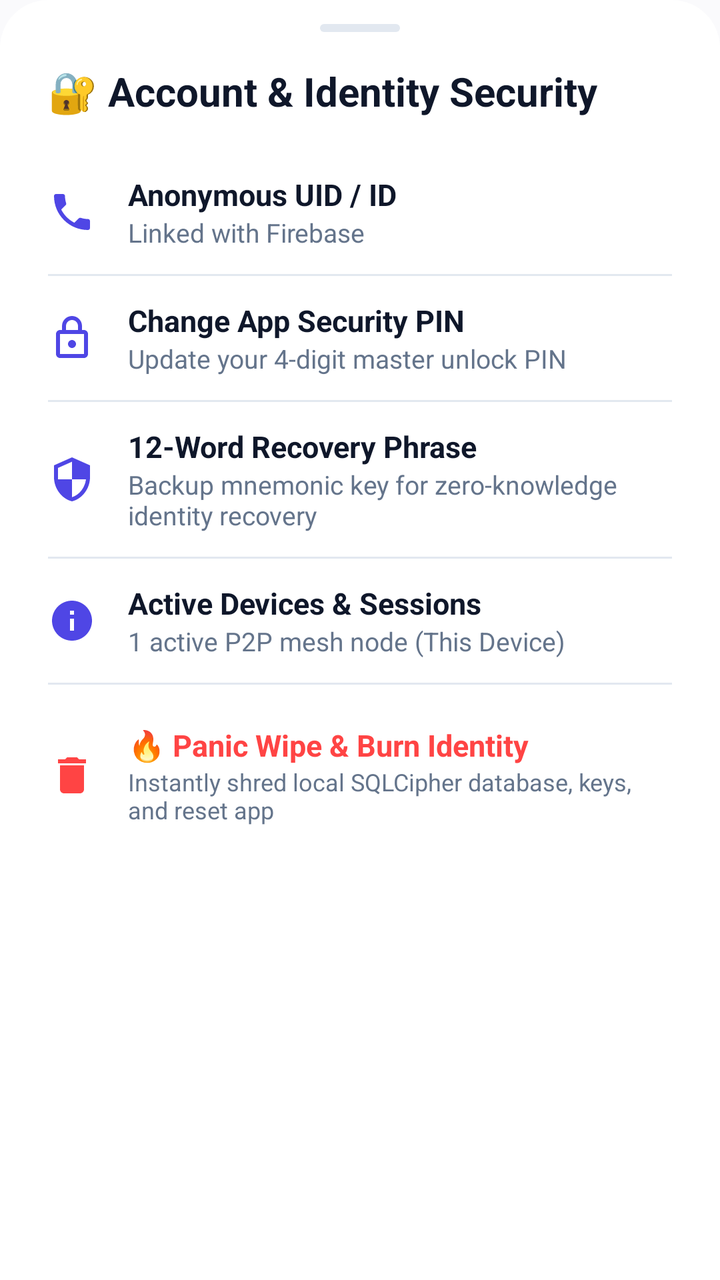
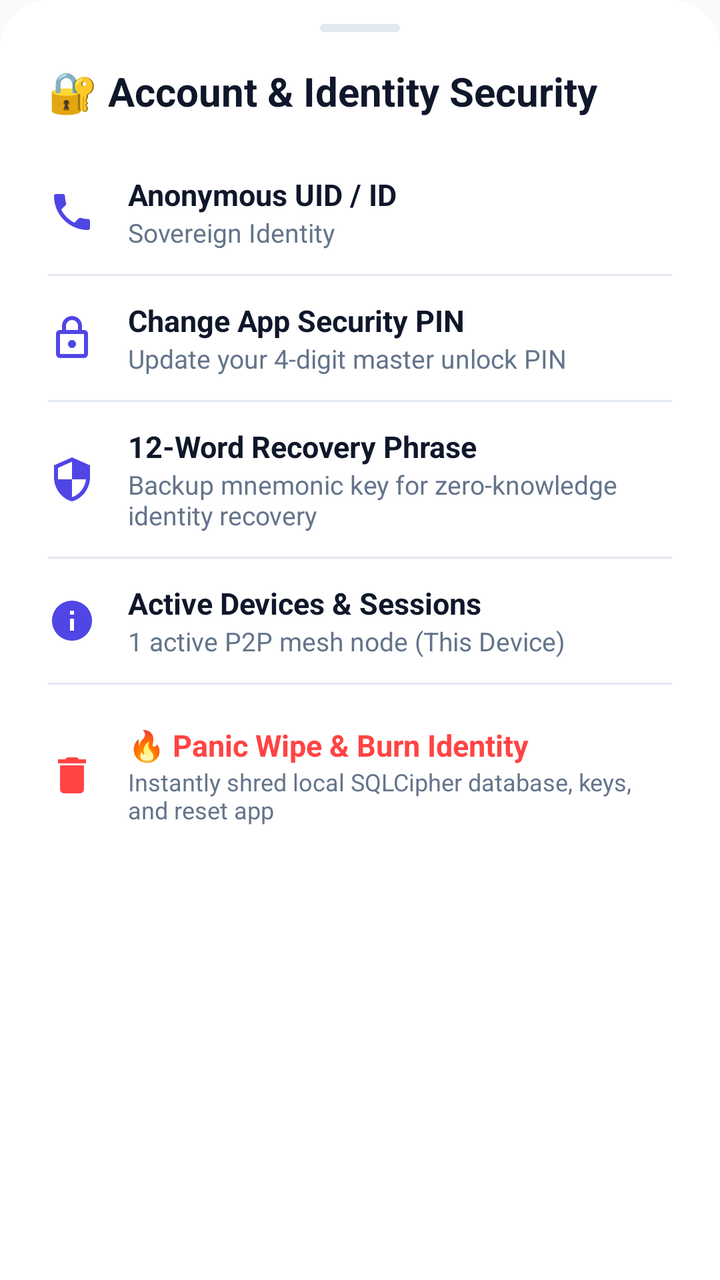

Before-and-after screenshots of an Android layout around one commit, followed by the original layout XML and the change that was made.
<!-- AndroidManifest.xml: application theme Theme.VEIL -->
<!-- res/layout/dialog_account_settings.xml -->
<?xml version="1.0" encoding="utf-8"?>
<LinearLayout xmlns:android="http://schemas.android.com/apk/res/android"
    xmlns:app="http://schemas.android.com/apk/res-auto"
    android:layout_width="match_parent"
    android:layout_height="wrap_content"
    android:background="@drawable/bg_bottom_sheet_modern"
    android:orientation="vertical"
    android:paddingStart="24dp"
    android:paddingTop="12dp"
    android:paddingEnd="24dp"
    android:paddingBottom="32dp">

    
    <View
        android:layout_width="40dp"
        android:layout_height="4dp"
        android:layout_gravity="center_horizontal"
        android:layout_marginBottom="16dp"
        android:background="@drawable/bg_attach_item"
        android:backgroundTint="@color/colorOutline" />

    <TextView
        android:layout_width="wrap_content"
        android:layout_height="wrap_content"
        android:text="🔐 Account &amp; Identity Security"
        android:textColor="@color/colorTextPrimary"
        android:textSize="20sp"
        android:textStyle="bold" />

    
    <LinearLayout
        android:id="@+id/btnAccountPhone"
        android:layout_width="match_parent"
        android:layout_height="wrap_content"
        android:layout_marginTop="16dp"
        android:background="?attr/selectableItemBackground"
        android:clickable="true"
        android:focusable="true"
        android:gravity="center_vertical"
        android:orientation="horizontal"
        android:paddingTop="12dp"
        android:paddingBottom="12dp">

        <ImageView
            android:layout_width="24dp"
            android:layout_height="24dp"
            android:src="@drawable/ic_call"
            app:tint="@color/colorPrimary" />

        <LinearLayout
            android:layout_width="0dp"
            android:layout_height="wrap_content"
            android:layout_marginStart="16dp"
            android:layout_weight="1"
            android:orientation="vertical">

            <TextView
                android:layout_width="wrap_content"
                android:layout_height="wrap_content"
                android:text="Anonymous UID / ID"
                android:textColor="@color/colorTextPrimary"
                android:textSize="15sp"
                android:textStyle="bold" />

            <TextView
                android:id="@+id/tvAccountPhone"
                android:layout_width="wrap_content"
                android:layout_height="wrap_content"
                android:text="Linked with Firebase"
                android:textColor="@color/colorTextSecondary"
                android:textSize="13sp" />
        </LinearLayout>
    </LinearLayout>

    <View
        android:layout_width="match_parent"
        android:layout_height="1dp"
        android:background="@color/colorOutline" />

    
    <LinearLayout
        android:id="@+id/btnChangePin"
        android:layout_width="match_parent"
        android:layout_height="wrap_content"
        android:background="?attr/selectableItemBackground"
        android:clickable="true"
        android:focusable="true"
        android:gravity="center_vertical"
        android:orientation="horizontal"
        android:paddingTop="12dp"
        android:paddingBottom="12dp">

        <ImageView
            android:layout_width="24dp"
            android:layout_height="24dp"
            android:src="@drawable/ic_lock"
            app:tint="@color/colorPrimary" />

        <LinearLayout
            android:layout_width="0dp"
            android:layout_height="wrap_content"
            android:layout_marginStart="16dp"
            android:layout_weight="1"
            android:orientation="vertical">

            <TextView
                android:layout_width="wrap_content"
                android:layout_height="wrap_content"
                android:text="Change App Security PIN"
                android:textColor="@color/colorTextPrimary"
                android:textSize="15sp"
                android:textStyle="bold" />

            <TextView
                android:layout_width="wrap_content"
                android:layout_height="wrap_content"
                android:text="Update your 4-digit master unlock PIN"
                android:textColor="@color/colorTextSecondary"
                android:textSize="13sp" />
        </LinearLayout>
    </LinearLayout>

    <View
        android:layout_width="match_parent"
        android:layout_height="1dp"
        android:background="@color/colorOutline" />

    
    <LinearLayout
        android:id="@+id/btnViewRecoveryPhrase"
        android:layout_width="match_parent"
        android:layout_height="wrap_content"
        android:background="?attr/selectableItemBackground"
        android:clickable="true"
        android:focusable="true"
        android:gravity="center_vertical"
        android:orientation="horizontal"
        android:paddingTop="12dp"
        android:paddingBottom="12dp">

        <ImageView
            android:layout_width="24dp"
            android:layout_height="24dp"
            android:src="@drawable/ic_veil_shield"
            app:tint="@color/colorPrimary" />

        <LinearLayout
            android:layout_width="0dp"
            android:layout_height="wrap_content"
            android:layout_marginStart="16dp"
            android:layout_weight="1"
            android:orientation="vertical">

            <TextView
                android:layout_width="wrap_content"
                android:layout_height="wrap_content"
                android:text="12-Word Recovery Phrase"
                android:textColor="@color/colorTextPrimary"
                android:textSize="15sp"
                android:textStyle="bold" />

            <TextView
                android:layout_width="wrap_content"
                android:layout_height="wrap_content"
                android:text="Backup mnemonic key for zero-knowledge identity recovery"
                android:textColor="@color/colorTextSecondary"
                android:textSize="13sp" />
        </LinearLayout>
    </LinearLayout>

    <View
        android:layout_width="match_parent"
        android:layout_height="1dp"
        android:background="@color/colorOutline" />

    
    <LinearLayout
        android:id="@+id/btnActiveSessions"
        android:layout_width="match_parent"
        android:layout_height="wrap_content"
        android:background="?attr/selectableItemBackground"
        android:clickable="true"
        android:focusable="true"
        android:gravity="center_vertical"
        android:orientation="horizontal"
        android:paddingTop="12dp"
        android:paddingBottom="12dp">

        <ImageView
            android:layout_width="24dp"
            android:layout_height="24dp"
            android:src="@drawable/ic_info"
            app:tint="@color/colorPrimary" />

        <LinearLayout
            android:layout_width="0dp"
            android:layout_height="wrap_content"
            android:layout_marginStart="16dp"
            android:layout_weight="1"
            android:orientation="vertical">

            <TextView
                android:layout_width="wrap_content"
                android:layout_height="wrap_content"
                android:text="Active Devices &amp; Sessions"
                android:textColor="@color/colorTextPrimary"
                android:textSize="15sp"
                android:textStyle="bold" />

            <TextView
                android:id="@+id/tvActiveSessions"
                android:layout_width="wrap_content"
                android:layout_height="wrap_content"
                android:text="1 active P2P mesh node (This Device)"
                android:textColor="@color/colorTextSecondary"
                android:textSize="13sp" />
        </LinearLayout>
    </LinearLayout>

    <View
        android:layout_width="match_parent"
        android:layout_height="1dp"
        android:background="@color/colorOutline"
        android:layout_marginBottom="8dp" />

    
    <LinearLayout
        android:id="@+id/btnBurnAccount"
        android:layout_width="match_parent"
        android:layout_height="wrap_content"
        android:background="?attr/selectableItemBackground"
        android:clickable="true"
        android:focusable="true"
        android:gravity="center_vertical"
        android:orientation="horizontal"
        android:paddingTop="12dp"
        android:paddingBottom="12dp">

        <ImageView
            android:layout_width="24dp"
            android:layout_height="24dp"
            android:src="@drawable/ic_delete"
            app:tint="@android:color/holo_red_light" />

        <LinearLayout
            android:layout_width="0dp"
            android:layout_height="wrap_content"
            android:layout_marginStart="16dp"
            android:layout_weight="1"
            android:orientation="vertical">

            <TextView
                android:layout_width="wrap_content"
                android:layout_height="wrap_content"
                android:text="🔥 Panic Wipe &amp; Burn Identity"
                android:textColor="@android:color/holo_red_light"
                android:textSize="15sp"
                android:textStyle="bold" />

            <TextView
                android:layout_width="wrap_content"
                android:layout_height="wrap_content"
                android:text="Instantly shred local SQLCipher database, keys, and reset app"
                android:textColor="@color/colorTextSecondary"
                android:textSize="12sp" />
        </LinearLayout>
    </LinearLayout>

</LinearLayout>
<!-- resources referenced by this layout -->
<resources>
  <color name="colorOutline">#E2E8F0</color>
  <color name="colorPrimary">#4F46E5</color>
  <color name="colorTextPrimary">#0F172A</color>
  <color name="colorTextSecondary">#64748B</color>
  <!-- drawable bg_attach_item (drawable) -->
  <?xml version="1.0" encoding="utf-8"?>
  <shape xmlns:android="http://schemas.android.com/apk/res/android"
      android:shape="rectangle">
      <corners android:radius="18dp" />
      <solid android:color="@color/colorSurfaceVariant" />
  </shape>
  <!-- drawable bg_bottom_sheet_modern (drawable) -->
  <?xml version="1.0" encoding="utf-8"?>
  <shape xmlns:android="http://schemas.android.com/apk/res/android">
      <solid android:color="@color/colorSurface" />
      <corners
          android:topLeftRadius="24dp"
          android:topRightRadius="24dp" />
  </shape>
  <!-- drawable ic_delete (drawable) -->
  <vector xmlns:android="http://schemas.android.com/apk/res/android"
      android:width="24dp"
      android:height="24dp"
      android:viewportWidth="24"
      android:viewportHeight="24">
      <path
          android:fillColor="#FFFFFF"
          android:pathData="M6,19c0,1.1 0.9,2 2,2h8c1.1,0 2,-0.9 2,-2V7H6v12zM19,4h-3.5l-1,-1h-5l-1,1H5v2h14V4z"/>
  </vector>
  <!-- drawable ic_info (drawable) -->
  <vector xmlns:android="http://schemas.android.com/apk/res/android"
      android:width="24dp"
      android:height="24dp"
      android:viewportWidth="24"
      android:viewportHeight="24">
      <path
          android:fillColor="@color/text_primary"
          android:pathData="M12,2C6.48,2 2,6.48 2,12s4.48,10 10,10 10,-4.48 10,-10S17.52,2 12,2zM13,17h-2v-6h2V17zM13,9h-2V7h2V9z"/>
  </vector>
  <!-- drawable ic_lock (drawable) -->
  <vector xmlns:android="http://schemas.android.com/apk/res/android"
      android:width="24dp"
      android:height="24dp"
      android:viewportWidth="24"
      android:viewportHeight="24">
    <path
        android:fillColor="#FF000000"
        android:pathData="M18,8h-1V6c0,-2.76 -2.24,-5 -5,-5S7,3.24 7,6v2H6c-1.1,0 -2,0.9 -2,2v10c0,1.1 0.9,2 2,2h12c1.1,0 2,-0.9 2,-2V10C20,8.9 19.1,8 18,8zM9,6c0,-1.66 1.34,-3 3,-3s3,1.34 3,3v2H9V6zM18,20H6V10h12V20zM12,17c1.1,0 2,-0.9 2,-2c0,-1.1 -0.9,-2 -2,-2s-2,0.9 -2,2C10,16.1 10.9,17 12,17z"/>
  </vector>
  <!-- drawable ic_veil_shield (drawable) -->
  <vector xmlns:android="http://schemas.android.com/apk/res/android"
      android:width="24dp"
      android:height="24dp"
      android:viewportWidth="24"
      android:viewportHeight="24">
      <path
          android:fillColor="@color/colorPrimary"
          android:pathData="M12,1L3,5v6c0,5.55 3.84,10.74 9,12 5.16,-1.26 9,-6.45 9,-12V5l-9,-4zM12,11.99h7c-0.53,4.12 -3.28,7.79 -7,8.94V12H5V6.3l7,-3.11v8.8z"/>
  </vector>
  <style name="Theme.VEIL" parent="Base.Theme.VEIL" />
  <color name="colorSurfaceVariant">#F1F5F9</color>
  <color name="colorSurface">#FFFFFF</color>
  <color name="text_primary">#0F172A</color>
  <color name="colorOnPrimary">#FFFFFF</color>
  <color name="colorPrimaryContainer">#EEF2FF</color>
  <color name="colorOnPrimaryContainer">#3730A3</color>
  <color name="colorBackground">#FAFAFC</color>
  <style name="ModernBottomSheetDialogTheme" parent="Theme.Material3.DayNight.BottomSheetDialog">
          <item name="bottomSheetStyle">@style/ModernBottomSheetStyle</item>
          <item name="android:windowIsFloating">false</item>
          <item name="android:statusBarColor">@android:color/transparent</item>
          <item name="android:navigationBarColor">@android:color/transparent</item>
      </style>
  <style name="ModernBottomSheetStyle" parent="Widget.Material3.BottomSheet">
          <item name="android:background">@android:color/transparent</item>
      </style>
  <!-- unchanged entries left out for length: 2 -->
</resources>

<!-- the commit's change to res/layout/dialog_account_settings.xml (unified diff, before → after) -->
@@ -66,7 +66,7 @@
                 android:id="@+id/tvAccountPhone"
                 android:layout_width="wrap_content"
                 android:layout_height="wrap_content"
-                android:text="Linked with Firebase"
+                android:text="Sovereign Identity"
                 android:textColor="@color/colorTextSecondary"
                 android:textSize="13sp" />
         </LinearLayout>
